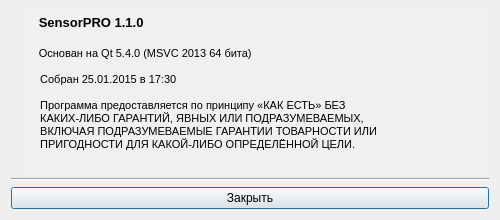
The window that Source/about.ui (Grandbrain/Sensor) describes before a commit, drawn with Qt 5.
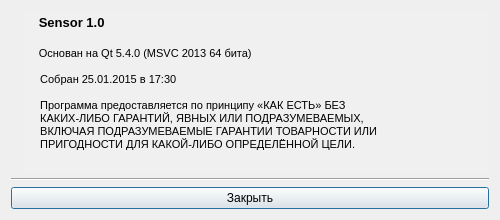
The same window after the commit. Icons and pictures are not drawn.

```diff
--- a/Source/about.ui
+++ b/Source/about.ui
@@ -135,7 +135,7 @@
 &lt;html&gt;&lt;head&gt;&lt;meta name=&quot;qrichtext&quot; content=&quot;1&quot; /&gt;&lt;style type=&quot;text/css&quot;&gt;
 p, li { white-space: pre-wrap; }
 &lt;/style&gt;&lt;/head&gt;&lt;body style=&quot; font-family:'MS Shell Dlg 2'; font-size:10pt; font-weight:600; font-style:normal;&quot;&gt;
-&lt;p style=&quot; margin-top:0px; margin-bottom:0px; margin-left:0px; margin-right:0px; -qt-block-indent:0; text-indent:0px;&quot;&gt;   SensorPRO 1.1.0&lt;/p&gt;
+&lt;p style=&quot; margin-top:0px; margin-bottom:0px; margin-left:0px; margin-right:0px; -qt-block-indent:0; text-indent:0px;&quot;&gt;   Sensor 1.0&lt;/p&gt;
 &lt;p style=&quot;-qt-paragraph-type:empty; margin-top:0px; margin-bottom:0px; margin-left:0px; margin-right:0px; -qt-block-indent:0; text-indent:0px;&quot;&gt;&lt;br /&gt;&lt;/p&gt;
 &lt;p style=&quot; margin-top:0px; margin-bottom:0px; margin-left:0px; margin-right:0px; -qt-block-indent:0; text-indent:0px;&quot;&gt;   &lt;span style=&quot; font-size:8pt; font-weight:400;&quot;&gt;Основан на Qt 5.4.0 (MSVC 2013 64 бита)&lt;/span&gt;&lt;/p&gt;
 &lt;p style=&quot;-qt-paragraph-type:empty; margin-top:0px; margin-bottom:0px; margin-left:0px; margin-right:0px; -qt-block-indent:0; text-indent:0px; font-size:8pt; font-weight:400;&quot;&gt;&lt;br /&gt;&lt;/p&gt;
```
Left out of the diff: 5 changed lines with no effect on the pictures.
